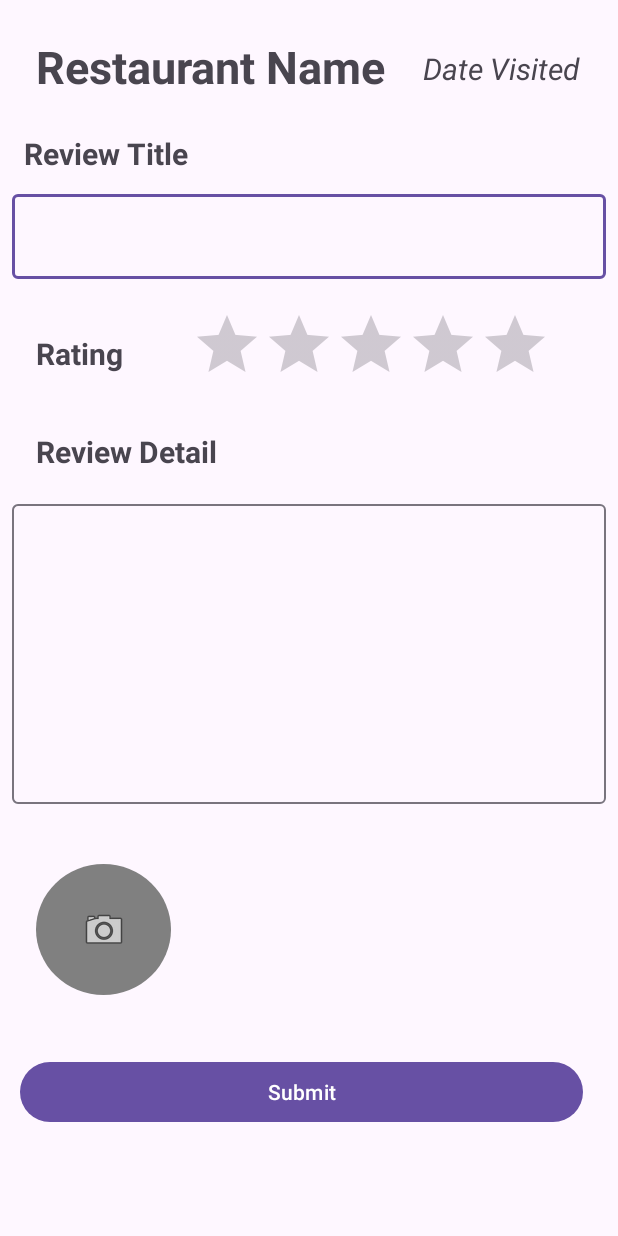
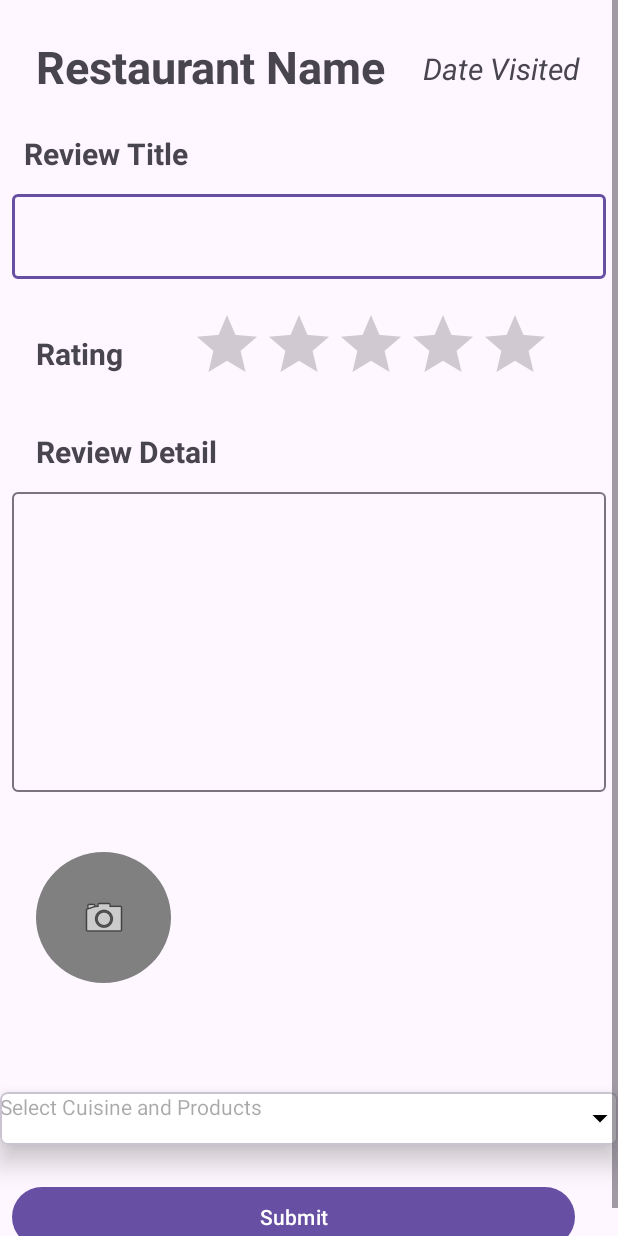
Before and after one commit to lamkimze/MonashElectronicReviewingPlatforms, an Android app: the userReviewCreationPage screen opened directly, with no data from a screen before it, on a phone screen of 412 x 824 dp. Run offline under Robolectric (Android 15) with nearby library versions, the phone set to English and light mode, and no system bars.

Commit message:
Added MultiSelect DropDown List to the review creation page so that customers can select what cuisine tags for their reviews.

```diff
--- /dev/null
+++ b/app/src/main/res/drawable/ic_arrow_down.xml
@@ -0,0 +1,5 @@
+<vector xmlns:android="http://schemas.android.com/apk/res/android" android:height="24dp" android:tint="#000000" android:viewportHeight="24" android:viewportWidth="24" android:width="24dp">
+
+    <path android:fillColor="@android:color/white" android:pathData="M7,10l5,5 5,-5z"/>
+
+</vector>
--- a/app/src/main/res/layout/activity_user_review_creation_page.xml
+++ b/app/src/main/res/layout/activity_user_review_creation_page.xml
@@ -103,29 +103,6 @@
             app:layout_constraintStart_toStartOf="parent"
             app:layout_constraintTop_toBottomOf="@+id/ratingBar" />
 
-        <com.google.android.material.textfield.TextInputLayout
-            android:id="@+id/reviewDetailLayout"
-            android:layout_width="0dp"
-            android:layout_height="wrap_content"
-            android:layout_marginStart="8dp"
-            android:layout_marginTop="16dp"
-            android:layout_marginEnd="8dp"
-            android:inputType="text"
-            app:layout_constraintEnd_toEndOf="parent"
-            app:layout_constraintHorizontal_bias="0.0"
-            app:layout_constraintStart_toStartOf="parent"
-            app:layout_constraintTop_toBottomOf="@+id/textView10"
-            tools:ignore="MissingConstraints">
-
-            <com.google.android.material.textfield.TextInputEditText
-                android:id="@+id/reviewDetail"
-                android:layout_width="match_parent"
-                android:layout_height="200dp"
-                android:layout_marginTop="250dp"
-                android:inputType="text|textLongMessage|textAutoComplete|textAutoCorrect|textMultiLine" />
-
-        </com.google.android.material.textfield.TextInputLayout>
-
 
         <!--        <HorizontalScrollView-->
         <!--            android:id="@+id/horizontalScrollView"-->
@@ -144,6 +121,30 @@
         <!--                android:orientation="vertical" />-->
         <!--        </HorizontalScrollView>-->
 
+        <com.google.android.material.textfield.TextInputLayout
+            android:id="@+id/reviewDetailLayout"
+            android:layout_width="0dp"
+            android:layout_height="wrap_content"
+            android:layout_marginStart="8dp"
+            android:layout_marginTop="8dp"
+            android:layout_marginEnd="8dp"
+            android:inputType="text"
+            app:layout_constraintEnd_toEndOf="parent"
+            app:layout_constraintHorizontal_bias="1.0"
+            app:layout_constraintStart_toStartOf="parent"
+            app:layout_constraintTop_toBottomOf="@+id/textView10"
+            tools:ignore="MissingConstraints">
+
+
+
+            <com.google.android.material.textfield.TextInputEditText
+                android:id="@+id/reviewDetail"
+                android:layout_width="match_parent"
+                android:layout_height="200dp"
+                android:inputType="text|textLongMessage|textAutoComplete|textAutoCorrect|textMultiLine" />
+
+        </com.google.android.material.textfield.TextInputLayout>
+
         <ImageButton
             android:id="@+id/imageButton"
             android:layout_width="90dp"
@@ -154,19 +155,6 @@
             app:layout_constraintStart_toStartOf="parent"
             app:layout_constraintTop_toBottomOf="@+id/reviewDetailLayout"
             app:srcCompat="@android:drawable/ic_menu_camera" />
-
-        <Button
-            android:id="@+id/button3"
-            android:layout_width="375dp"
-            android:layout_height="48dp"
-            android:layout_marginBottom="16dp"
-            android:text="Submit"
-            app:layout_constraintBottom_toBottomOf="parent"
-            app:layout_constraintEnd_toEndOf="parent"
-            app:layout_constraintHorizontal_bias="0.361"
-            app:layout_constraintStart_toStartOf="parent"
-            app:layout_constraintTop_toBottomOf="@+id/totalPhotos"
-            app:layout_constraintVertical_bias="0.514" />
 
         <TextView
             android:id="@+id/totalPhotos"
@@ -198,6 +186,59 @@
             app:layout_constraintTop_toBottomOf="@+id/reviewDetailLayout" />
 
 
+        <com.google.android.material.card.MaterialCardView
+            android:id="@+id/selectCard"
+            android:layout_width="wrap_content"
+            android:layout_height="35dp"
+            android:layout_marginStart="32dp"
+            android:layout_marginTop="32dp"
+            android:layout_marginEnd="32dp"
+            android:layout_marginBottom="24dp"
+            app:cardBackgroundColor="@color/white"
+            app:cardCornerRadius="5dp"
+            app:cardElevation="10dp"
+            app:layout_constraintBottom_toTopOf="@id/button3"
+            app:layout_constraintEnd_toEndOf="parent"
+            app:layout_constraintStart_toStartOf="parent"
+            app:layout_constraintTop_toBottomOf="@id/totalPhotos">
+
+            <RelativeLayout
+                android:layout_width="match_parent"
+                android:layout_height="match_parent"
+                app:layout_constraintEnd_toEndOf="parent"
+                app:layout_constraintStart_toStartOf="parent"
+                tools:layout_editor_absoluteY="777dp">
+
+                <ImageView
+                    android:layout_width="wrap_content"
+                    android:layout_height="wrap_content"
+                    android:layout_alignParentEnd="true"
+                    android:layout_centerInParent="true"
+                    android:src="@drawable/ic_arrow_down" />
+
+                <TextView
+                    android:id="@+id/tvCuisineProd"
+                    android:layout_width="wrap_content"
+                    android:layout_height="wrap_content"
+                    android:hint="Select Cuisine and Products" />
+
+            </RelativeLayout>
+
+
+        </com.google.android.material.card.MaterialCardView>
+
+        <Button
+            android:id="@+id/button3"
+            android:layout_width="375dp"
+            android:layout_height="48dp"
+            android:layout_marginBottom="8dp"
+            android:text="Submit"
+            app:layout_constraintBottom_toBottomOf="parent"
+            app:layout_constraintEnd_toEndOf="parent"
+            app:layout_constraintHorizontal_bias="0.222"
+            app:layout_constraintStart_toStartOf="parent" />
+
+
     </androidx.constraintlayout.widget.ConstraintLayout>
 
 </ScrollView>
```
Also changed, not shown: app/src/main/java/com/example/myapplication/userReviewCreationPage.java (+73 -0 lines).
